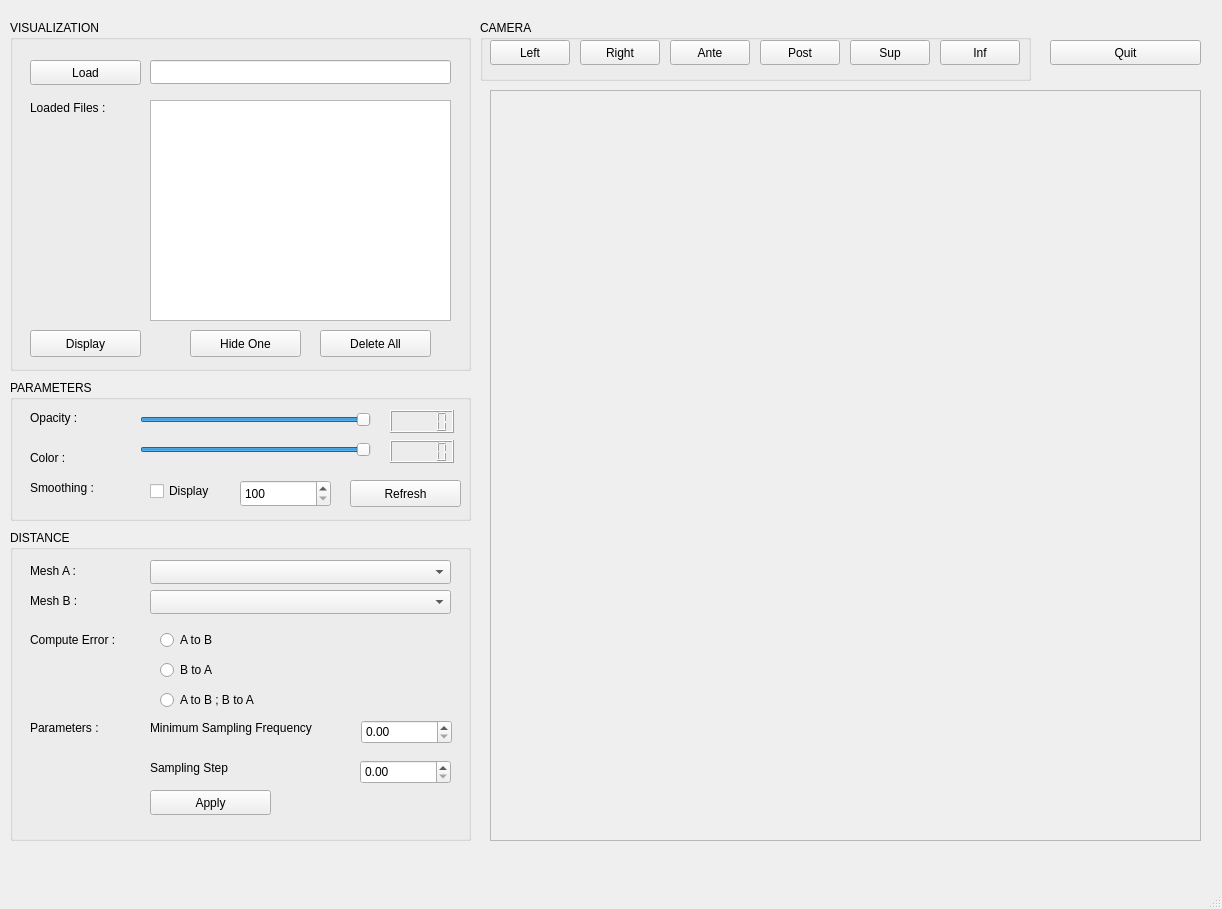
Before: the Qt Designer form distanceGui.ui in juliettepera/distance, drawn with Qt 5.
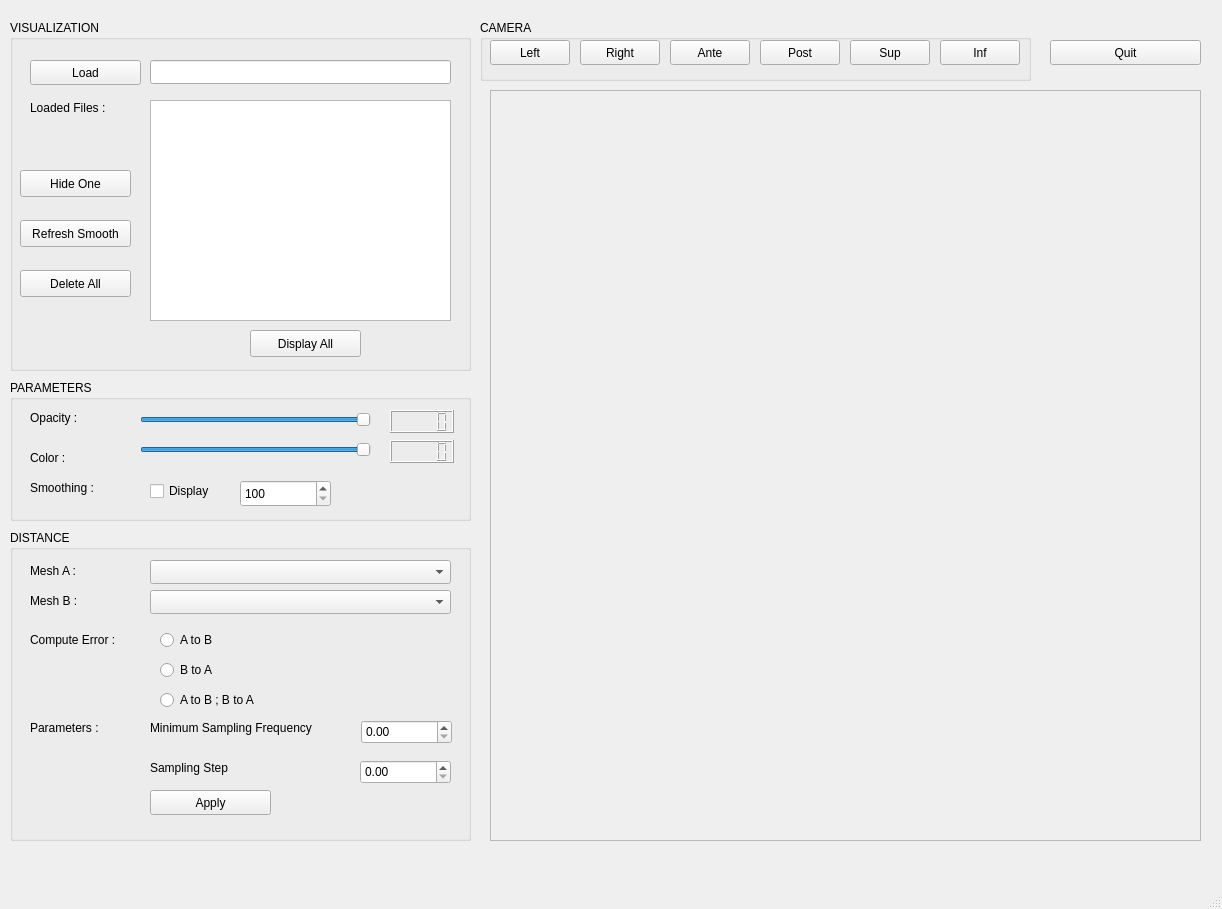
After: the same form once the commit is applied.

Diff of the .ui file:
```diff
--- a/distanceGui.ui
+++ b/distanceGui.ui
@@ -71,8 +71,8 @@
     <widget class="QPushButton" name="pushButtonDelete">
      <property name="geometry">
       <rect>
-       <x>310</x>
-       <y>310</y>
+       <x>10</x>
+       <y>250</y>
        <width>111</width>
        <height>27</height>
       </rect>
@@ -94,8 +94,8 @@
     <widget class="QPushButton" name="pushButtonHide">
      <property name="geometry">
       <rect>
-       <x>180</x>
-       <y>310</y>
+       <x>10</x>
+       <y>150</y>
        <width>111</width>
        <height>27</height>
       </rect>
@@ -107,14 +107,27 @@
     <widget class="QPushButton" name="pushButtonDisplay">
      <property name="geometry">
       <rect>
-       <x>20</x>
+       <x>240</x>
        <y>310</y>
        <width>111</width>
        <height>27</height>
       </rect>
      </property>
      <property name="text">
-      <string>Display</string>
+      <string>Display All</string>
+     </property>
+    </widget>
+    <widget class="QPushButton" name="pushButtonRefresh">
+     <property name="geometry">
+      <rect>
+       <x>10</x>
+       <y>200</y>
+       <width>111</width>
+       <height>27</height>
+      </rect>
+     </property>
+     <property name="text">
+      <string>Refresh Smooth</string>
      </property>
     </widget>
    </widget>
@@ -584,19 +597,6 @@
       </rect>
      </property>
     </widget>
-    <widget class="QPushButton" name="pushButtonRefresh">
-     <property name="geometry">
-      <rect>
-       <x>340</x>
-       <y>100</y>
-       <width>111</width>
-       <height>27</height>
-      </rect>
-     </property>
-     <property name="text">
-      <string>Refresh</string>
-     </property>
-    </widget>
    </widget>
   </widget>
   <widget class="QMenuBar" name="menubar">
```
